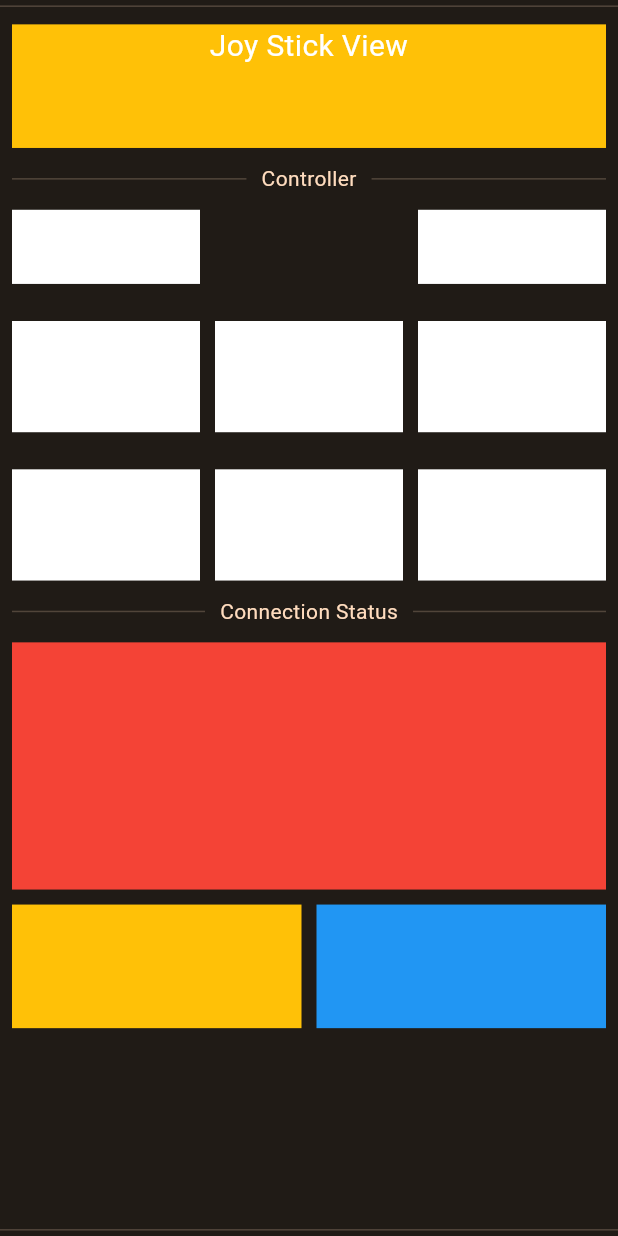
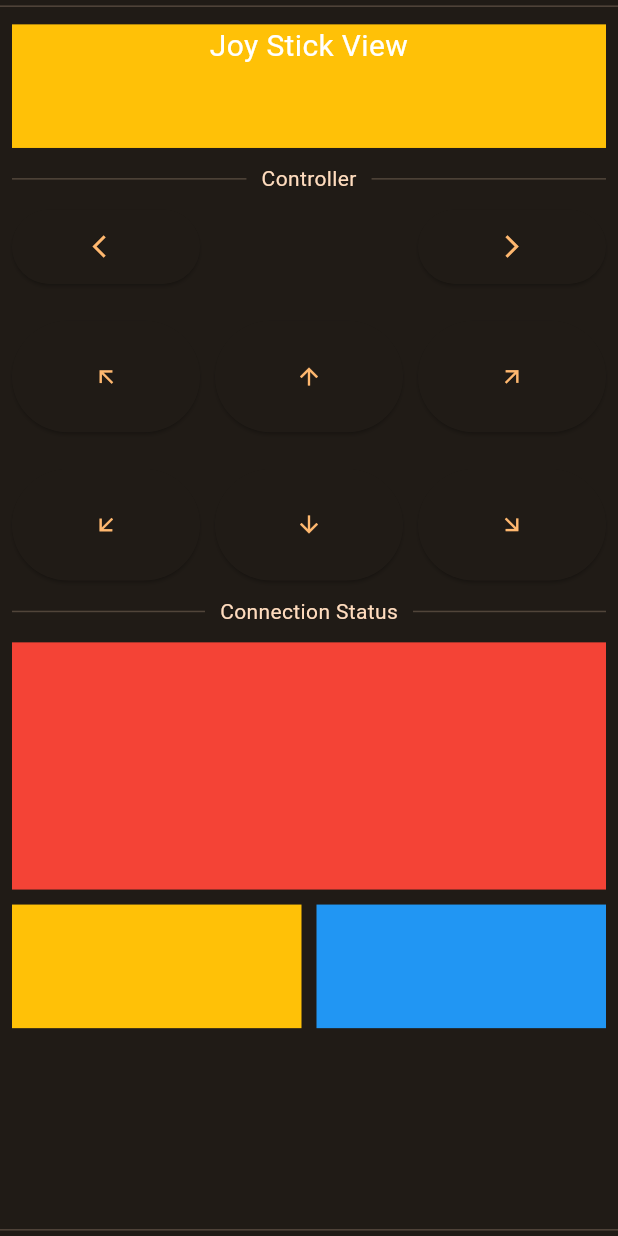
Before and after one commit to PhilippTrashman/dookie_controls, a Flutter app: the Connectionpage widget shown alone on an empty page, opened directly, on a phone screen of 412 x 824 dp. Run offline on Flutter 3.47's test engine with Material 3 defaults, Android fonts, the phone set to English and light mode, and no system bars; our stand-ins replace flutter_bluetooth_serial, flutter_svg, sqflite; missing offline and left inert: o3d; accounts and stored records are empty.

Commit message:
made multiple changes, didnt keep track of everything

```diff
--- a/lib/bluetooth_messenger.dart
+++ b/lib/bluetooth_messenger.dart
@@ -17,18 +17,17 @@ class Connectionpage extends StatefulWidget {
 }
 
 class _ConnectionpageState extends State<Connectionpage> {
-  late DookieNotifier dookieNotifier;
+  late DookieNotifier dn;
   late ColorScheme colorScheme;
-  bool isConnecting = false;
-  bool get isConnected => (connection?.isConnected ?? false);
-  bool isDisconnecting = false;
-  String serverName = '';
-  BluetoothConnection? connection;
+
+  double pi = 3.14159265359;
+  late bool turnDisabled;
 
   @override
   Widget build(BuildContext context) {
-    dookieNotifier = Provider.of<DookieNotifier>(context);
+    dn = Provider.of<DookieNotifier>(context);
     colorScheme = Theme.of(context).colorScheme;
+    turnDisabled = dn.selectedUser?.carBrand.id == 2;
     return mainScreen();
   }
 
@@ -92,7 +91,7 @@ class _ConnectionpageState extends State<Connectionpage> {
   }
 
   Widget horizontalView(double height) {
-    bool shown = dookieNotifier.selectedUser?.carBrand.id == 1;
+    bool shown = dn.selectedUser?.carBrand.id == 1;
     return SizedBox(
       height: height,
       width: double.infinity,
@@ -115,7 +114,7 @@ class _ConnectionpageState extends State<Connectionpage> {
   Column verticalView(double height) {
     return Column(
       children: [
-        if (dookieNotifier.selectedUser?.carBrand.id == 1)
+        if (dn.selectedUser?.carBrand.id == 1)
           const Expanded(
             flex: 1,
             child: Ads(
@@ -183,7 +182,7 @@ class _ConnectionpageState extends State<Connectionpage> {
         Divider(
           height: height * 0.01,
         ),
-        if (dookieNotifier.selectedUser?.carBrand.id == 1)
+        if (dn.selectedUser?.carBrand.id == 1)
           const Expanded(
             flex: 1,
             child: Ads(
@@ -199,13 +198,20 @@ class _ConnectionpageState extends State<Connectionpage> {
       height: height,
       child: Column(
         children: [
+          if (turnDisabled) const Expanded(flex: 2, child: SizedBox()),
+          if (!turnDisabled)
             Expanded(
               flex: 2,
               child: Row(
                 children: [
                   Expanded(
-                  child: Container(
-                    color: Colors.white,
+                    child: SizedBox.expand(
+                      child: ElevatedButton(
+                        onPressed: () {
+                          debugPrint('indicator-left');
+                        },
+                        child: const Icon(Icons.arrow_back_ios),
+                      ),
                     ),
                   ),
                   const SizedBox(
@@ -220,8 +226,13 @@ class _ConnectionpageState extends State<Connectionpage> {
                     width: 10,
                   ),
                   Expanded(
-                  child: Container(
-                    color: Colors.white,
+                    child: SizedBox.expand(
+                      child: ElevatedButton(
+                        onPressed: () {
+                          debugPrint('indicator-right');
+                        },
+                        child: const Icon(Icons.arrow_forward_ios),
+                      ),
                     ),
                   ),
                 ],
@@ -233,24 +244,45 @@ class _ConnectionpageState extends State<Connectionpage> {
             child: Row(
               children: [
                 Expanded(
-                  child: Container(
-                    color: Colors.white,
+                  child: SizedBox.expand(
+                    child: ElevatedButton(
+                      onPressed: () {
+                        debugPrint('up-left');
+                      },
+                      child: Transform.rotate(
+                        angle: 315 * pi / 180, // Convert degrees to radians
+                        child: const Icon(Icons.arrow_upward),
+                      ),
+                    ),
                   ),
                 ),
                 const SizedBox(
                   width: 10,
                 ),
                 Expanded(
-                  child: Container(
-                    color: Colors.white,
+                  child: SizedBox.expand(
+                    child: ElevatedButton(
+                      onPressed: () {
+                        debugPrint('up-null');
+                      },
+                      child: const Icon(Icons.arrow_upward),
+                    ),
                   ),
                 ),
                 const SizedBox(
                   width: 10,
                 ),
                 Expanded(
-                  child: Container(
-                    color: Colors.white,
+                  child: SizedBox.expand(
+                    child: ElevatedButton(
+                      onPressed: () {
+                        debugPrint('up-right');
+                      },
+                      child: Transform.rotate(
+                        angle: 45 * pi / 180, // Convert degrees to radians
+                        child: const Icon(Icons.arrow_upward),
+                      ),
+                    ),
                   ),
                 ),
               ],
@@ -262,24 +294,45 @@ class _ConnectionpageState extends State<Connectionpage> {
             child: Row(
               children: [
                 Expanded(
-                  child: Container(
-                    color: Colors.white,
+                  child: SizedBox.expand(
+                    child: ElevatedButton(
+                      onPressed: () {
+                        debugPrint('down-left');
+                      },
+                      child: Transform.rotate(
+                        angle: 225 * pi / 180, // Convert degrees to radians
+                        child: const Icon(Icons.arrow_upward),
+                      ),
+                    ),
                   ),
                 ),
                 const SizedBox(
                   width: 10,
                 ),
                 Expanded(
-                  child: Container(
-                    color: Colors.white,
+                  child: SizedBox.expand(
+                    child: ElevatedButton(
+                      onPressed: () {
+                        debugPrint('down-null');
+                      },
+                      child: const Icon(Icons.arrow_downward),
+                    ),
                   ),
                 ),
                 const SizedBox(
                   width: 10,
                 ),
                 Expanded(
-                  child: Container(
-                    color: Colors.white,
+                  child: SizedBox.expand(
+                    child: ElevatedButton(
+                      onPressed: () {
+                        debugPrint('down-right');
+                      },
+                      child: Transform.rotate(
+                        angle: 135 * pi / 180, // Convert degrees to radians
+                        child: const Icon(Icons.arrow_upward),
+                      ),
+                    ),
                   ),
                 ),
               ],
@@ -323,9 +376,9 @@ class _ConnectionpageState extends State<Connectionpage> {
     return Column(
       children: [
         Text(
-          isConnecting
+          dn.isConnecting
               ? 'Connecting...'
-              : isConnected
+              : dn.isConnected
                   ? 'Connected'
                   : 'Not Connected',
         ),
@@ -389,8 +442,8 @@ class _ConnectionpageState extends State<Connectionpage> {
       return;
     } else {
       debugPrint('Device selected: ${device.name}');
-      dookieNotifier.connectedDevice = device;
-      serverName = device.name ?? 'Unknown';
+      dn.connectedDevice = device;
+      dn.serverName = device.name ?? 'Unknown';
       setState(() {});
     }
 
@@ -398,12 +451,12 @@ class _ConnectionpageState extends State<Connectionpage> {
       debugPrint('Connected to the device');
       connection = connection;
       setState(() {
-        isConnecting = false;
-        isDisconnecting = false;
+        dn.isConnecting = false;
+        dn.isDisconnecting = false;
       });
 
       connection.input!.listen(_onDataReceived).onDone(() {
-        if (isDisconnecting) {
+        if (dn.isDisconnecting) {
           debugPrint('Disconnecting locally!');
         } else {
           debugPrint('Disconnected remotely!');
@@ -423,8 +476,8 @@ class _ConnectionpageState extends State<Connectionpage> {
 
     if (text.isNotEmpty) {
       try {
-        connection!.output.add(Uint8List.fromList(utf8.encode("$text\r\n")));
-        await connection!.output.allSent;
+        dn.connection!.output.add(Uint8List.fromList(utf8.encode("$text\r\n")));
+        await dn.connection!.output.allSent;
 
         debugPrint('Sent: $text');
       } catch (e) {
@@ -446,5 +499,3 @@ class _ConnectionpageState extends State<Connectionpage> {
     );
   }
 }
-
-// Path: lib/bluetooth_serial/SelectBondedDevicePage.dart
--- a/lib/dookie_notifier.dart
+++ b/lib/dookie_notifier.dart
@@ -55,6 +55,12 @@ class DookieNotifier extends ChangeNotifier {
   Map<int, User> users = {};
 
   BluetoothDevice? connectedDevice;
+  BluetoothConnection? connection;
+  bool isConnecting = false;
+  bool get isConnected => (connection?.isConnected ?? false);
+  bool isDisconnecting = false;
+  String serverName = '';
+
   JsonDatabase jsonDatabase = JsonDatabase();
 
   Future<String> readUsers() async {
--- a/lib/main.dart
+++ b/lib/main.dart
@@ -411,15 +411,15 @@ class _MainPageState extends State<MainPage> {
   late ColorScheme colorScheme;
   User? selectedUser;
   List users = [];
-  late DookieNotifier dookieNotifier;
+  late DookieNotifier dn;
   bool timerStarted = false;
 
   var selectedPage = 0;
   @override
   Widget build(BuildContext context) {
-    dookieNotifier = Provider.of<DookieNotifier>(context);
-    if (!dookieNotifier.isTimerRunning && !timerStarted) {
-      dookieNotifier.startTimer();
+    dn = Provider.of<DookieNotifier>(context);
+    if (!dn.isTimerRunning && !timerStarted) {
+      dn.startTimer();
       timerStarted = true;
     }
     Widget page;
@@ -453,7 +453,7 @@ class _MainPageState extends State<MainPage> {
       onPopInvoked: (didPop) {
         debugPrint('Popped Main Screen');
         if (!didPop) {
-          dookieNotifier.logout();
+          dn.logout();
         }
       },
       child: Stack(
@@ -477,14 +477,31 @@ class _MainPageState extends State<MainPage> {
                   ),
                 ),
                 actions: [
+                  Row(
+                    children: [
+                      Container(
+                        height: 6,
+                        width: 6,
+                        padding: const EdgeInsets.all(8.0),
+                        decoration: BoxDecoration(
+                          color: dn.isConnected
+                              ? Colors.green
+                              : dn.isConnecting
+                                  ? Colors.yellow
+                                  : Colors.red,
+                          borderRadius: BorderRadius.circular(500),
+                        ),
+                      ),
                       IconButton(
                         onPressed: () {
-                      dookieNotifier.logout();
+                          dn.logout();
                         },
                         icon: Icon(
                           Icons.logout,
                           color: colorScheme.primary,
                         ),
+                      ),
+                    ],
                   ),
                 ],
               ),
```
Also changed, not shown: lib/model_viewer.dart (+42 -9 lines). Lines whose indentation alone changed are shown as unchanged.
